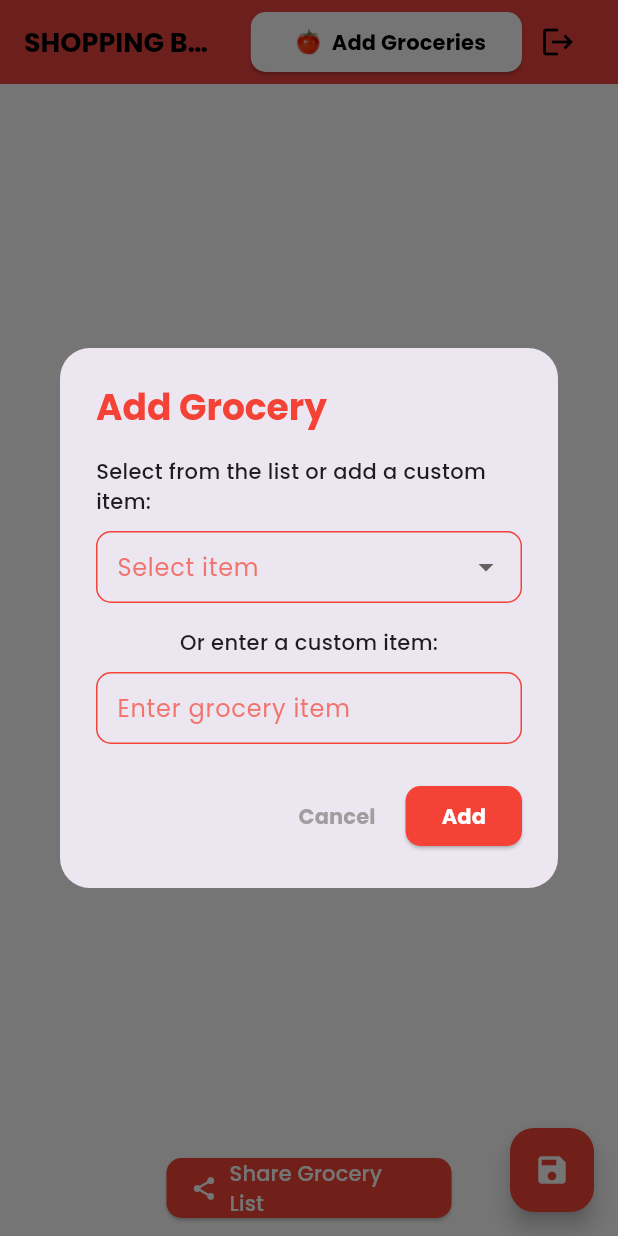
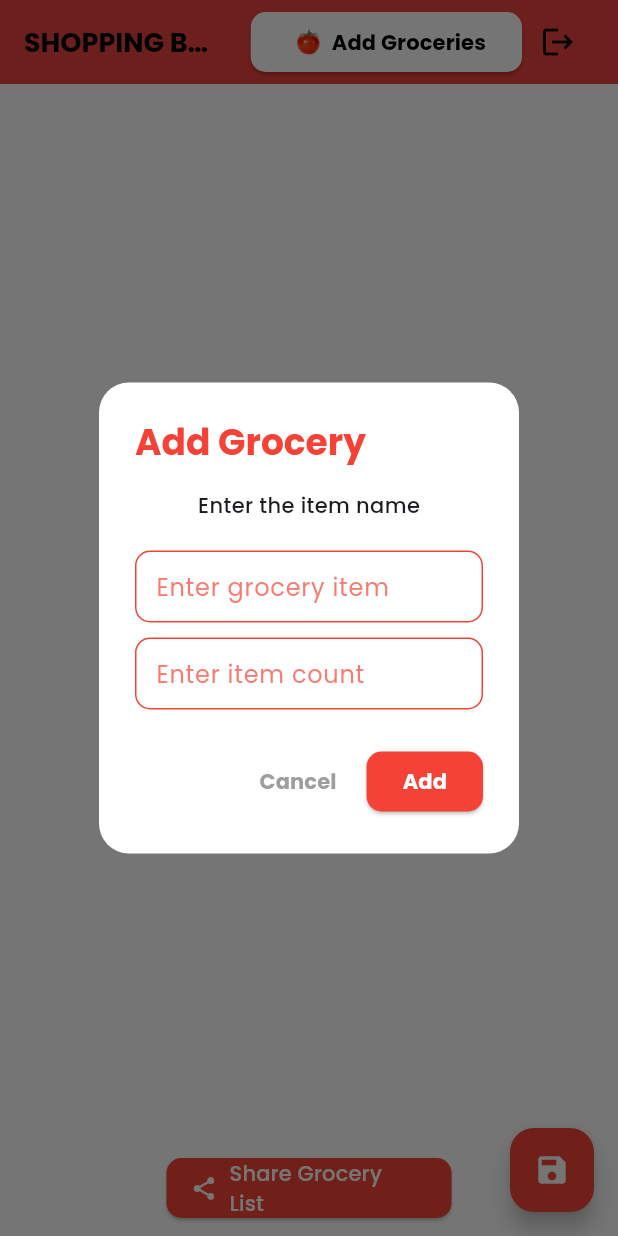
Before and after one commit to kasun0403/shopping_buddy, a Flutter app: the screen it shows after launch, after a tap on "Add Groceries", on a phone screen of 412 x 824 dp. Run offline on Flutter 3.47's test engine with Material 3 defaults, Android fonts, the light colour scheme and no system bars; our stand-ins replace firebase_auth, firebase_core, get, google_fonts, google_sign_in, hive and 2 more; accounts and stored records are empty.

Commit message:
update grocery UI and hive functions

```diff
--- a/lib/main.dart
+++ b/lib/main.dart
@@ -4,7 +4,8 @@ import 'package:get/get_navigation/src/root/get_material_app.dart';
 import 'package:hive_flutter/hive_flutter.dart';
 import 'package:provider/provider.dart';
 import 'package:shopping_buddy/provider/authentication_provider.dart';
-import 'package:shopping_buddy/services/spash_screen.dart';
+import 'package:shopping_buddy/screens/spash_screen.dart';
+import 'package:shopping_buddy/utils/hive_helper.dart';
 import 'package:shopping_buddy/utils/theme.dart';
 import 'provider/hive_provider.dart';
 
@@ -12,11 +13,12 @@ void main() async {
   WidgetsFlutterBinding.ensureInitialized();
   await Firebase.initializeApp();
   await Hive.initFlutter();
+  await HiveHelper.initialize();
   runApp(
     MultiProvider(
       providers: [
         ChangeNotifierProvider(
-          create: (_) => HiveProvider(),
+          create: (_) => GroceryProvider(),
         ),
         ChangeNotifierProvider(
           create: (_) => AuthenticationProvider(),
--- a/lib/models/grocery_item.dart
+++ b/lib/models/grocery_item.dart
@@ -6,6 +6,21 @@ part 'grocery_item.g.dart';
 class GroceryItem {
   @HiveField(0)
   final String name;
+  @HiveField(1)
+  final double count;
+  @HiveField(2)
+  final bool isCheck;
 
-  GroceryItem({required this.name});
+  GroceryItem({
+    required this.name,
+    required this.count,
+    this.isCheck = false,
+  });
+  GroceryItem copyWith({String? name, double? count, bool? isCheck}) {
+    return GroceryItem(
+      name: name ?? this.name,
+      count: count ?? this.count,
+      isCheck: isCheck ?? this.isCheck,
+    );
+  }
 }
--- a/lib/provider/hive_provider.dart
+++ b/lib/provider/hive_provider.dart
@@ -1,44 +1,52 @@
 import 'package:flutter/material.dart';
-import 'package:hive/hive.dart';
+import 'package:shopping_buddy/models/grocery_item.dart';
+import 'package:shopping_buddy/services/grocery_hive_service.dart';
 
-class HiveProvider with ChangeNotifier {
-  List<String> _goodsList = [];
+class GroceryProvider with ChangeNotifier {
+  final GroceryHiveService _hiveService = GroceryHiveService();
+  List<GroceryItem> _groceryList = [];
 
-  // Getter for goodsList
-  List<String> get goodsList => _goodsList;
+  List<GroceryItem> get groceryList => _groceryList;
 
-  // Load the grocery list from Hive
-  Future<void> loadGoodsFromHive() async {
-    var box = await Hive.openBox('groceryBox');
-    List<dynamic> storedGoods = box.get('goods', defaultValue: []);
-    _goodsList = List<String>.from(storedGoods);
+  Future<void> loadGroceryListFromHive() async {
+    _groceryList = await _hiveService.loadGroceryList();
     notifyListeners();
   }
 
-  // Save grocery list temporarily using Hive
-  Future<void> saveTemporarily(List<String> goodsList) async {
-    var box = await Hive.openBox('groceryBox');
-    await box.put('goods', goodsList);
+  Future<void> addGroceryItem(GroceryItem item) async {
+    await _hiveService.addGroceryItem(item);
+    await loadGroceryListFromHive(); // Refresh list after adding
+  }
+
+  Future<void> updateGroceryItem(int index, double count, bool isCheck) async {
+    var existingItem = _groceryList[index];
+    var updatedItem = GroceryItem(
+      name: existingItem.name,
+      count: count,
+      isCheck: isCheck,
+    );
+    await _hiveService.updateGroceryItem(index, updatedItem);
+    await loadGroceryListFromHive(); // Refresh list after updating
+  }
+
+  Future<void> removeGroceryItem(int index) async {
+    await _hiveService.removeGroceryItem(index);
+    await loadGroceryListFromHive(); // Refresh list after removing
+  }
+
+  Future<void> clearGroceryList() async {
+    await _hiveService.clearGroceryList();
+    _groceryList.clear();
     notifyListeners();
   }
 
-  // Add a new grocery item to the list
-  void addGroceryItem(String item) {
-    _goodsList.add(item);
-    _updateHive();
+  Future<void> toggleCheck(int index) async {
+    final item = groceryList[index];
+    final updatedItem = item.copyWith(
+      isCheck: !item.isCheck,
+    );
+    await _hiveService.updateGroceryItem(index, updatedItem);
+    groceryList[index] = updatedItem;
     notifyListeners();
   }
-
-  // Remove a grocery item from the list
-  void removeGroceryItem(int index) {
-    _goodsList.removeAt(index);
-    _updateHive();
-    notifyListeners();
-  }
-
-  // Helper method to update the Hive box after any change in the list
-  Future<void> _updateHive() async {
-    var box = await Hive.openBox('groceryBox');
-    await box.put('goods', _goodsList); // Save the updated list to Hive
-  }
 }
--- a/lib/screens/home_screen.dart
+++ b/lib/screens/home_screen.dart
@@ -6,6 +6,7 @@ import 'package:flutter/material.dart';
 import 'package:flutter/services.dart';
 import 'package:provider/provider.dart';
 import 'package:share_plus/share_plus.dart';
+import 'package:shopping_buddy/models/grocery_item.dart';
 import 'package:shopping_buddy/provider/authentication_provider.dart';
 import 'package:shopping_buddy/provider/hive_provider.dart';
 import 'authentication/login_screen.dart';
@@ -19,24 +20,22 @@ class HomeScreen extends StatefulWidget {
 
 class _HomeScreenState extends State<HomeScreen> {
   TextEditingController countController = TextEditingController();
-  final GlobalKey _globalKey = GlobalKey();
+
   int itemCount = 0;
-  List<String> goodList = [];
+  List<GroceryItem> goodList = [];
 
   void _showAddGroceryDialog(BuildContext context) async {
     TextEditingController groceryController = TextEditingController();
-    String? selectedGrocery;
-    List<String> goodsList = [];
-
-    // Load the JSON file
-    final String response =
-        await rootBundle.loadString('assets/json/goods.json');
-    goodsList = List<String>.from(json.decode(response));
 
     showDialog(
       context: context,
       builder: (BuildContext context) {
+        String? errorMessage;
+        final TextEditingController countController = TextEditingController();
+        return StatefulBuilder(
+          builder: (context, setState) {
             return AlertDialog(
+              backgroundColor: Colors.white,
               shape: RoundedRectangleBorder(
                 borderRadius: BorderRadius.circular(20),
               ),
@@ -52,29 +51,23 @@ class _HomeScreenState extends State<HomeScreen> {
                   mainAxisSize: MainAxisSize.min,
                   children: [
                     const Text(
-                  'Select from the list or add a custom item:',
+                      'Enter the item name',
                       style: TextStyle(fontWeight: FontWeight.w500),
                     ),
                     const SizedBox(height: 10),
-                DropdownButtonFormField<String>(
-                  value: selectedGrocery,
-                  isExpanded: true,
-                  items: goodsList.map((String item) {
-                    return DropdownMenuItem<String>(
-                      value: item,
-                      child: Text(item),
-                    );
-                  }).toList(),
-                  onChanged: (value) {
-                    selectedGrocery = value;
-                  },
+                    const SizedBox(height: 10),
+                    TextField(
+                      controller: groceryController,
+                      cursorColor: Colors.red,
                       decoration: InputDecoration(
-                    labelText: 'Select item',
-                    labelStyle: TextStyle(color: Colors.red.withOpacity(0.7)),
+                        hintText: 'Enter grocery item',
+                        hintStyle:
+                            TextStyle(color: Colors.red.withOpacity(0.7)),
+                        // errorText: errorMessage,
                         border: OutlineInputBorder(
                           borderRadius: BorderRadius.circular(10),
-                      borderSide:
-                          const BorderSide(color: Colors.red), // Border color
+                          borderSide: const BorderSide(
+                              color: Colors.red), // Border color
                         ),
                         focusedBorder: OutlineInputBorder(
                           borderRadius: BorderRadius.circular(10),
@@ -92,32 +85,27 @@ class _HomeScreenState extends State<HomeScreen> {
                         ),
                       ),
                     ),
-                const SizedBox(height: 16.0),
-                const Text(
-                  'Or enter a custom item:',
-                  style: TextStyle(fontWeight: FontWeight.w500),
-                ),
                     const SizedBox(height: 10),
                     TextField(
-                  controller: groceryController,
+                      controller: countController,
+                      keyboardType: TextInputType.number,
                       cursorColor: Colors.red,
                       decoration: InputDecoration(
-                    hintText: 'Enter grocery item',
-                    hintStyle: TextStyle(color: Colors.red.withOpacity(0.7)),
+                        errorText: errorMessage,
+                        hintText: 'Enter item count',
+                        hintStyle:
+                            TextStyle(color: Colors.red.withOpacity(0.7)),
                         border: OutlineInputBorder(
                           borderRadius: BorderRadius.circular(10),
-                      borderSide:
-                          const BorderSide(color: Colors.red), // Border color
+                          borderSide: const BorderSide(color: Colors.red),
                         ),
                         focusedBorder: OutlineInputBorder(
                           borderRadius: BorderRadius.circular(10),
-                      borderSide: const BorderSide(
-                          color: Colors.red), // Focused border color
+                          borderSide: const BorderSide(color: Colors.red),
                         ),
                         enabledBorder: OutlineInputBorder(
                           borderRadius: BorderRadius.circular(10),
-                      borderSide: const BorderSide(
-                          color: Colors.red), // Enabled border color
+                          borderSide: const BorderSide(color: Colors.red),
                         ),
                         contentPadding: const EdgeInsets.symmetric(
                           horizontal: 10,
@@ -135,8 +123,8 @@ class _HomeScreenState extends State<HomeScreen> {
                   },
                   child: const Text(
                     'Cancel',
-                style:
-                    TextStyle(color: Colors.grey, fontWeight: FontWeight.bold),
+                    style: TextStyle(
+                        color: Colors.grey, fontWeight: FontWeight.bold),
                   ),
                 ),
                 ElevatedButton(
@@ -147,24 +135,40 @@ class _HomeScreenState extends State<HomeScreen> {
                     ),
                   ),
                   onPressed: () {
-                // Add the selected or custom item to the list
                     final customGrocery = groceryController.text.trim();
-                if (selectedGrocery != null) {
-                  Provider.of<HiveProvider>(context, listen: false)
-                      .addGroceryItem(selectedGrocery!);
-                } else if (customGrocery.isNotEmpty) {
-                  Provider.of<HiveProvider>(context, listen: false)
-                      .addGroceryItem(customGrocery);
+                    final countText = countController.text.trim();
+                    final groceryItem = GroceryItem(
+                      name: customGrocery,
+                      count: double.tryParse(countText) ?? 0,
+                    );
+                    var groceryListItem =
+                        Provider.of<GroceryProvider>(context, listen: false)
+                            .groceryList;
+                    if (groceryListItem
+                        .any((item) => item.name == customGrocery)) {
+                      setState(() {
+                        errorMessage = 'Item already added to the list.';
+                      });
+                    } else if (customGrocery.isNotEmpty &&
+                        countText.isNotEmpty) {
+                      Provider.of<GroceryProvider>(context, listen: false)
+                          .addGroceryItem(groceryItem);
+                      Navigator.of(context).pop();
+                    } else {
+                      setState(() {
+                        errorMessage = 'Please enter all fields.';
+                      });
                     }
-                Navigator.of(context).pop();
                   },
                   child: const Text(
                     'Add',
-                style:
-                    TextStyle(color: Colors.white, fontWeight: FontWeight.bold),
+                    style: TextStyle(
+                        color: Colors.white, fontWeight: FontWeight.bold),
                   ),
                 ),
               ],
+            );
+          },
         );
       },
     );
@@ -224,7 +228,8 @@ class _HomeScreenState extends State<HomeScreen> {
   void initState() {
     super.initState();
     // Load data from Hive when the screen initializes
-    Provider.of<HiveProvider>(context, listen: false).loadGoodsFromHive();
+    Provider.of<GroceryProvider>(context, listen: false)
+        .loadGroceryListFromHive();
   }
 
   @override
@@ -276,47 +281,89 @@ class _HomeScreenState extends State<HomeScreen> {
         children: [
           // Display the grocery list
           Expanded(
-            child: RepaintBoundary(
-              key: _globalKey,
-              child: Consumer<HiveProvider>(
+            child: Consumer<GroceryProvider>(
               builder: (context, hiveProvider, child) {
-                  return hiveProvider.goodsList.isEmpty
+                return hiveProvider.groceryList.isEmpty
                     ? const Center(child: Text('No groceries added yet.'))
                     : ListView.builder(
-                          itemCount: hiveProvider.goodsList.length,
+                        itemCount: hiveProvider.groceryList.length,
                         itemBuilder: (context, index) {
-                            goodList = hiveProvider.goodsList;
+                          goodList = hiveProvider.groceryList;
+                          bool isCheck =
+                              hiveProvider.groceryList[index].isCheck;
                           return Container(
                             margin: const EdgeInsets.symmetric(
                                 horizontal: 8, vertical: 2.5),
                             decoration: BoxDecoration(
-                                color: Colors.redAccent.withOpacity(0.6),
+                              color: isCheck
+                                  ? Colors.green.withOpacity(0.6)
+                                  : Colors.redAccent.withOpacity(0.6),
                               borderRadius: BorderRadius.circular(10),
                             ),
                             child: ListTile(
+                              onTap: () {
+                                hiveProvider.toggleCheck(index);
+                              },
                               tileColor: Colors.transparent,
                               title: Text(
-                                  hiveProvider.goodsList[index],
+                                hiveProvider.groceryList[index].name,
                                 style: const TextStyle(
                                     color: Colors.black,
                                     fontWeight: FontWeight.w600),
                               ),
-                                trailing: IconButton(
-                                  icon: const Icon(
-                                    Icons.remove_circle,
-                                    color: Colors.red,
+                              subtitle: Text(
+                                ("item count: ${hiveProvider.groceryList[index].count.toStringAsFixed(0)}"),
+                                style: const TextStyle(
+                                    color: Colors.black,
+                                    fontWeight: FontWeight.w600),
                               ),
-                                  onPressed: () {
+                              trailing: SizedBox(
+                                width: 80,
+                                child: Row(
+                                  mainAxisAlignment:
+                                      MainAxisAlignment.spaceEvenly,
+                                  children: [
+                                    isCheck
+                                        ? Container(
+                                            padding: const EdgeInsets.all(5),
+                                            decoration: BoxDecoration(
+                                                color: Colors.white,
+                                                borderRadius:
+                                                    BorderRadius.circular(100)),
+                                            child: const Icon(
+                                              Icons.check_circle,
+                                              color: Colors.green, // Tick icon
+                                            ),
+                                          )
+                                        : const SizedBox(
+                                            width: 30,
+                                          ),
+                                    GestureDetector(
+                                      onTap: () {
                                         // Remove the item from the list
                                         hiveProvider.removeGroceryItem(index);
                                       },
+                                      child: Container(
+                                        padding: const EdgeInsets.all(5),
+                                        decoration: BoxDecoration(
+                                            color: Colors.white,
+                                            borderRadius:
+                                                BorderRadius.circular(100)),
+                                        // width: 15,
+                                        child: const Icon(
+                                          Icons.delete_sharp,
+                                          color: Colors.red,
+                                        ),
+                                      ),
+                                    ),
+                                  ],
+                                ),
                               ),
                             ),
                           );
                         },
                       );
               },
-              ),
             ),
           ),
           Container(
@@ -326,7 +373,9 @@ class _HomeScreenState extends State<HomeScreen> {
             child: ElevatedButton.icon(
               onPressed: () async {
                 String title = "**Grocery List**".toUpperCase();
-                String grocery = "$title\n\n${goodList.join('\n')}";
+
+                String grocery =
+                    "$title\n\n${goodList.map((item) => "${item.name} - items: ${item.count.toStringAsFixed(0)}").join('\n')}";
 
                 try {
                   ByteData byteData =
--- /dev/null
+++ b/lib/services/grocery_hive_service.dart
@@ -0,0 +1,31 @@
+import 'package:hive/hive.dart';
+import 'package:shopping_buddy/models/grocery_item.dart';
+
+class GroceryHiveService {
+  final String boxName = 'groceryBox';
+
+  Future<List<GroceryItem>> loadGroceryList() async {
+    var box = await Hive.openBox<GroceryItem>(boxName);
+    return box.values.toList();
+  }
+
+  Future<void> addGroceryItem(GroceryItem item) async {
+    var box = await Hive.openBox<GroceryItem>(boxName);
+    await box.add(item);
+  }
+
+  Future<void> updateGroceryItem(int index, GroceryItem item) async {
+    var box = await Hive.openBox<GroceryItem>(boxName);
+    await box.putAt(index, item);
+  }
+
+  Future<void> removeGroceryItem(int index) async {
+    var box = await Hive.openBox<GroceryItem>(boxName);
+    await box.deleteAt(index);
+  }
+
+  Future<void> clearGroceryList() async {
+    var box = await Hive.openBox<GroceryItem>(boxName);
+    await box.clear();
+  }
+}
--- a/lib/utils/hive_helper.dart
+++ b/lib/utils/hive_helper.dart
@@ -1,4 +1,3 @@
-import 'package:hive/hive.dart';
 import 'package:hive_flutter/hive_flutter.dart';
 import 'package:shopping_buddy/models/grocery_item.dart';
 
@@ -22,6 +21,22 @@ class HiveHelper {
     await box.add(item);
   }
 
+  // Update count and isCheck for an item
+  static Future<void> updateGroceryItem(
+      int index, double count, bool isCheck) async {
+    var box = await openBox();
+    var existingItem = box.getAt(index);
+    if (existingItem != null) {
+      // Create a new instance with updated values
+      var updatedItem = GroceryItem(
+        name: existingItem.name, // Keep the name the same
+        count: count,
+        isCheck: isCheck,
+      );
+      await box.putAt(index, updatedItem); // Update the item in the box
+    }
+  }
+
   static Future<void> deleteGroceryItem(int index) async {
     var box = await openBox();
     await box.deleteAt(index);
```
Also changed, not shown: lib/models/grocery_item.g.dart, lib/screens/spash_screen.dart (renamed from lib/services/spash_screen.dart). Lines whose indentation alone changed are shown as unchanged.
